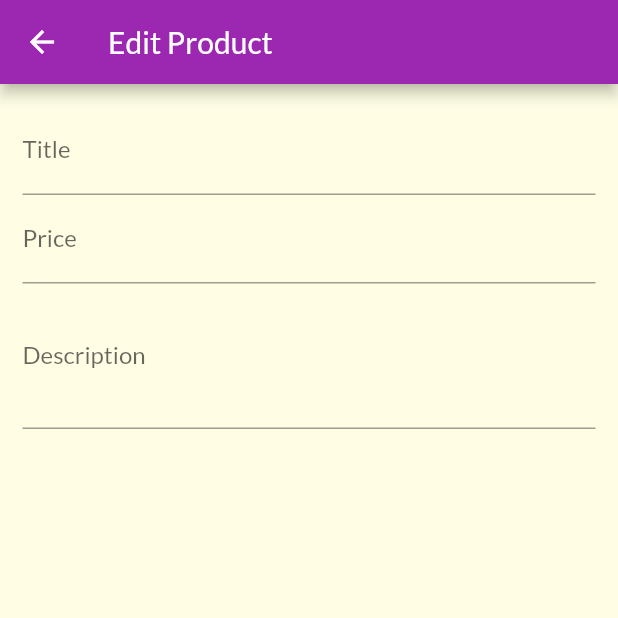
After one commit to zubeirom/flutter_shop_app, a Flutter app: the EditProductScreen screen opened by its route, on a phone screen of 412 x 824 dp, the top half of it. The commit adds this screen. Run offline on Flutter 3.47's test engine with Material 2 defaults, Android fonts, the phone set to English and light mode, and no system bars; network calls fail.

Commit message:
add textfield

```diff
--- /dev/null
+++ b/lib/screens/edit_product_screen.dart
@@ -0,0 +1,48 @@
+import 'package:flutter/material.dart';
+
+class EditProductScreen extends StatefulWidget {
+  static const routeName = '/edit-product';
+
+  @override
+  _EditProductScreenState createState() => _EditProductScreenState();
+}
+
+class _EditProductScreenState extends State<EditProductScreen> {
+  @override
+  Widget build(BuildContext context) {
+    return Scaffold(
+      appBar: AppBar(
+        title: Text('Edit Product'),
+      ),
+      body: Padding(
+        padding: EdgeInsets.all(15),
+        child: Form(
+          child: ListView(
+            children: [
+              TextFormField(
+                decoration: InputDecoration(
+                  labelText: 'Title',
+                ),
+                textInputAction: TextInputAction.next,
+              ),
+              TextFormField(
+                decoration: InputDecoration(
+                  labelText: 'Price',
+                ),
+                textInputAction: TextInputAction.next,
+                keyboardType: TextInputType.number,
+              ),
+              TextFormField(
+                decoration: InputDecoration(
+                  labelText: 'Description',
+                ),
+                maxLines: 3,
+                keyboardType: TextInputType.multiline,
+              ),
+            ],
+          ),
+        ),
+      ),
+    );
+  }
+}
--- a/lib/widgets/app_drawer.dart
+++ b/lib/widgets/app_drawer.dart
@@ -1,6 +1,7 @@
 import 'package:flutter/material.dart';
 import 'package:flutter_shop_app/screens/orders_screen.dart';
 import 'package:flutter_shop_app/screens/products_overview_screen.dart';
+import 'package:flutter_shop_app/screens/user_products_screen.dart';
 
 class AppDrawer extends StatelessWidget {
   @override
@@ -29,6 +30,15 @@ class AppDrawer extends StatelessWidget {
               Navigator.of(context)
                   .pushReplacementNamed(OrdersScreen.routeName);
             },
+          ),
+          Divider(),
+          ListTile(
+            leading: Icon(Icons.edit),
+            title: Text('Manage Products'),
+            onTap: () {
+              Navigator.of(context)
+                  .pushReplacementNamed(UserProductsScreen.routeName);
+            },
           )
         ],
       ),
--- /dev/null
+++ b/lib/widgets/user_product_item.dart
@@ -0,0 +1,33 @@
+import 'package:flutter/material.dart';
+import '../providers/product.dart';
+
+class UserProductItem extends StatelessWidget {
+  final Product product;
+
+  UserProductItem(this.product);
+
+  @override
+  Widget build(BuildContext context) {
+    return ListTile(
+      title: Text(product.title),
+      leading: CircleAvatar(
+        backgroundImage: NetworkImage(product.imageUrl),
+      ),
+      trailing: Container(
+        width: 100,
+        child: Row(
+          children: [
+            IconButton(
+              icon: Icon(Icons.edit),
+              onPressed: () {},
+            ),
+            IconButton(
+              icon: Icon(Icons.delete),
+              onPressed: () {},
+            ),
+          ],
+        ),
+      ),
+    );
+  }
+}
```
Also changed, not shown: lib/main.dart (+6 -2 lines), lib/screens/user_products_screen.dart (added, +42 -0 lines).
